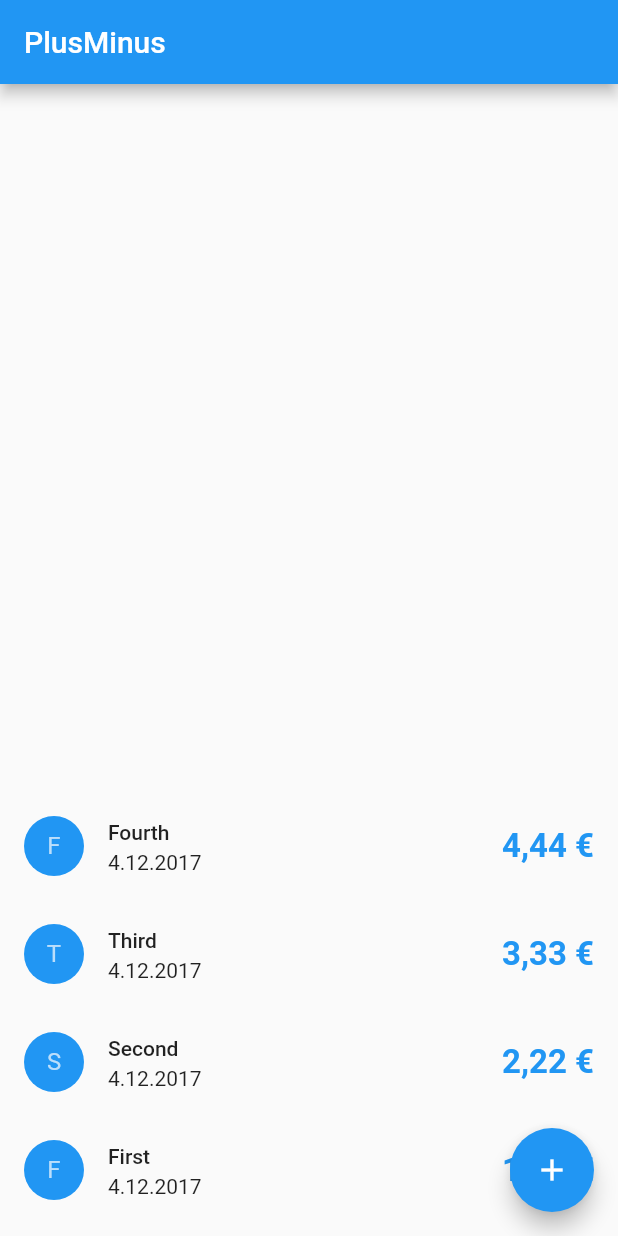
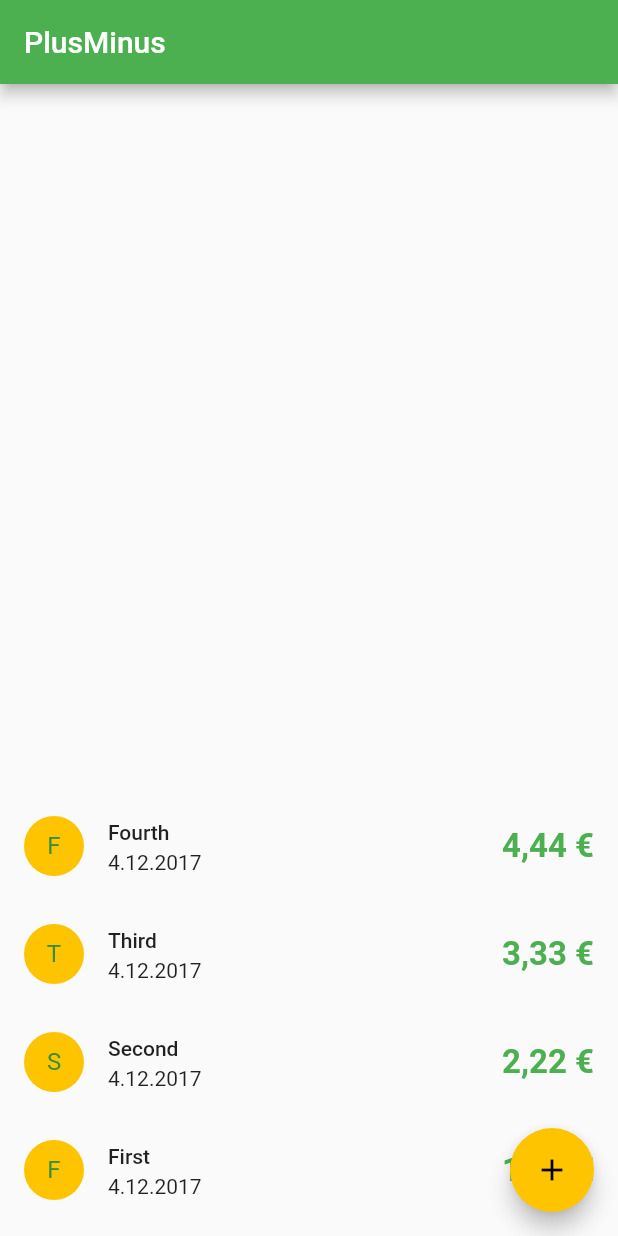
Before and after one commit to j-maas/plusminus-flutter, a Flutter app: the screen it shows after launch, on a phone screen of 412 x 824 dp. Run offline on Flutter 3.47's test engine with Material 2 defaults, Android fonts, the phone set to English and light mode, and no system bars.

Commit message:
Change app's color scheme

```diff
--- a/lib/expense_overview/expense_list.dart
+++ b/lib/expense_overview/expense_list.dart
@@ -53,7 +53,7 @@ class ExpenseListItem extends StatelessWidget {
         style: new TextStyle(
           fontSize: 22.0,
           fontWeight: FontWeight.w600,
-          color: Theme.of(context).accentColor,
+          color: Theme.of(context).primaryColor,
         ),
       ),
     );
--- a/lib/main.dart
+++ b/lib/main.dart
@@ -13,7 +13,8 @@ class MyApp extends StatelessWidget {
     return new MaterialApp(
       title: "PlusMinus",
       theme: new ThemeData(
-        primarySwatch: Colors.blue,
+        primarySwatch: Colors.green,
+        accentColor: Colors.amberAccent.shade400,
       ),
       home: new ExpenseOverview(title: "PlusMinus"),
     );
```
